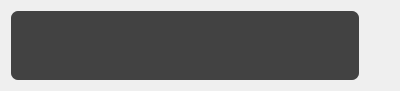
Qt form dialog.ui (chris1287/comenum) before a commit.
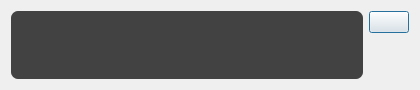
The same form after that commit. Icons and pictures are not drawn.

Commit message: Add exit button

Patch:
```diff
--- a/dialog.ui
+++ b/dialog.ui
@@ -6,8 +6,8 @@
    <rect>
     <x>0</x>
     <y>0</y>
-    <width>400</width>
-    <height>91</height>
+    <width>420</width>
+    <height>90</height>
    </rect>
   </property>
   <property name="contextMenuPolicy">
@@ -38,20 +38,38 @@
     </widget>
    </item>
    <item>
-    <spacer name="horizontalSpacer">
-     <property name="orientation">
-      <enum>Qt::Horizontal</enum>
-     </property>
-     <property name="sizeType">
-      <enum>QSizePolicy::Minimum</enum>
-     </property>
-     <property name="sizeHint" stdset="0">
-      <size>
-       <width>30</width>
-       <height>20</height>
-      </size>
-     </property>
-    </spacer>
+    <layout class="QVBoxLayout" name="verticalLayout">
+     <item>
+      <widget class="QPushButton" name="exitButton">
+       <property name="icon">
+        <iconset resource="resources.qrc">
+         <normaloff>:/ico/ico/application-exit.png</normaloff>:/ico/ico/application-exit.png</iconset>
+       </property>
+       <property name="iconSize">
+        <size>
+         <width>32</width>
+         <height>32</height>
+        </size>
+       </property>
+       <property name="shortcut">
+        <string>Ctrl+S</string>
+       </property>
+      </widget>
+     </item>
+     <item>
+      <spacer name="verticalSpacer">
+       <property name="orientation">
+        <enum>Qt::Vertical</enum>
+       </property>
+       <property name="sizeHint" stdset="0">
+        <size>
+         <width>20</width>
+         <height>40</height>
+        </size>
+       </property>
+      </spacer>
+     </item>
+    </layout>
    </item>
   </layout>
  </widget>
```
Left out of the diff: 26 changed lines with no effect on the pictures. The commit also changes 3 other files.
